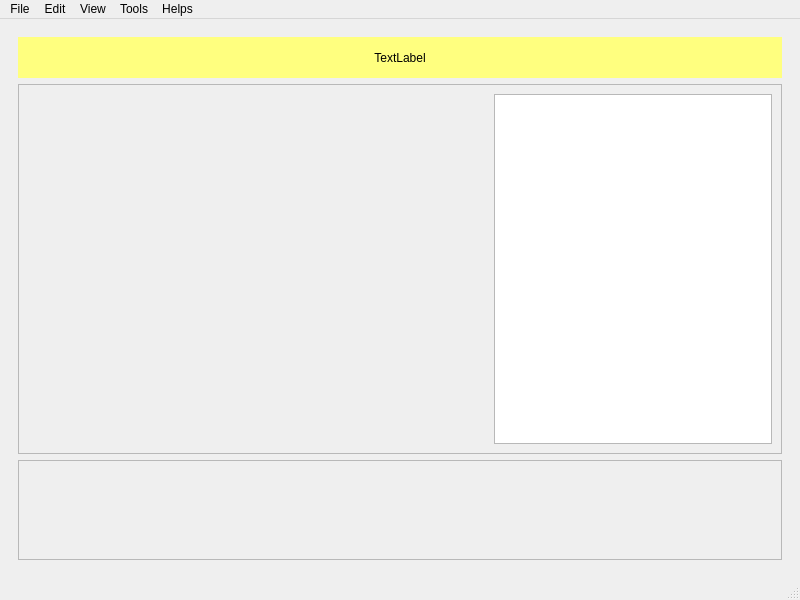
Old version of the form MainLoop.ui in the repository patradanai/Facenet-PTL.
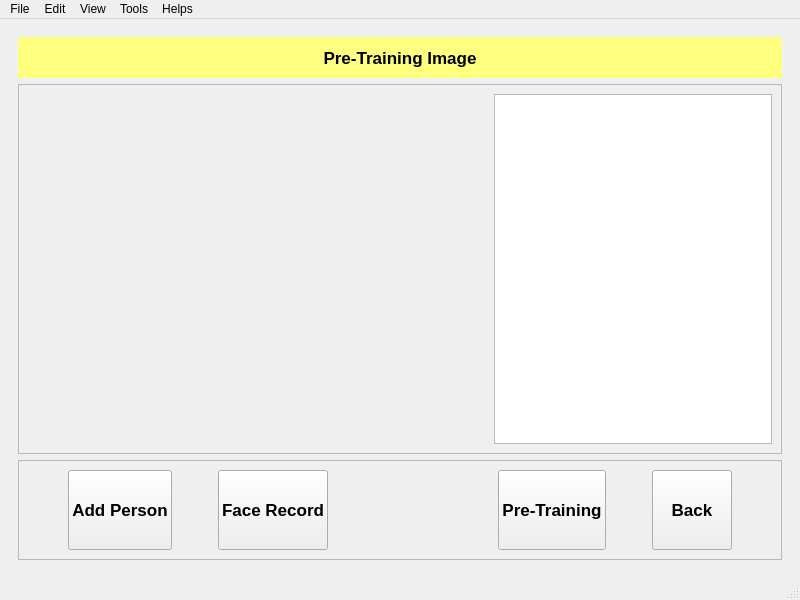
New version of the form. The open tabs and pages were chosen to show the change.

The edit to the form file:
```diff
--- a/MainLoop.ui
+++ b/MainLoop.ui
@@ -134,11 +134,19 @@
        <layout class="QVBoxLayout" name="verticalLayout">
         <item>
          <widget class="QLabel" name="label_2">
+          <property name="font">
+           <font>
+            <family>Nirmala UI</family>
+            <pointsize>13</pointsize>
+            <weight>75</weight>
+            <bold>true</bold>
+           </font>
+          </property>
           <property name="styleSheet">
            <string notr="true">background-color: rgb(255, 255, 127);</string>
           </property>
           <property name="text">
-           <string>TextLabel</string>
+           <string>Pre-Training Image</string>
           </property>
           <property name="alignment">
            <set>Qt::AlignCenter</set>
@@ -203,6 +211,189 @@
           <property name="frameShadow">
            <enum>QFrame::Raised</enum>
           </property>
+          <layout class="QVBoxLayout" name="verticalLayout_5">
+           <item>
+            <layout class="QHBoxLayout" name="horizontalLayout_9">
+             <item>
+              <spacer name="horizontalSpacer_6">
+               <property name="orientation">
+                <enum>Qt::Horizontal</enum>
+               </property>
+               <property name="sizeType">
+                <enum>QSizePolicy::Preferred</enum>
+               </property>
+               <property name="sizeHint" stdset="0">
+                <size>
+                 <width>40</width>
+                 <height>20</height>
+                </size>
+               </property>
+              </spacer>
+             </item>
+             <item>
+              <widget class="QPushButton" name="pushButton_4">
+               <property name="sizePolicy">
+                <sizepolicy hsizetype="Preferred" vsizetype="Preferred">
+                 <horstretch>0</horstretch>
+                 <verstretch>0</verstretch>
+                </sizepolicy>
+               </property>
+               <property name="font">
+                <font>
+                 <family>Nirmala UI</family>
+                 <pointsize>13</pointsize>
+                 <weight>75</weight>
+                 <bold>true</bold>
+                 <stylestrategy>PreferDefault</stylestrategy>
+                </font>
+               </property>
+               <property name="tabletTracking">
+                <bool>false</bool>
+               </property>
+               <property name="focusPolicy">
+                <enum>Qt::StrongFocus</enum>
+               </property>
+               <property name="statusTip">
+                <string/>
+               </property>
+               <property name="autoFillBackground">
+                <bool>false</bool>
+               </property>
+               <property name="text">
+                <string>Add Person</string>
+               </property>
+              </widget>
+             </item>
+             <item>
+              <spacer name="horizontalSpacer_8">
+               <property name="orientation">
+                <enum>Qt::Horizontal</enum>
+               </property>
+               <property name="sizeType">
+                <enum>QSizePolicy::Preferred</enum>
+               </property>
+               <property name="sizeHint" stdset="0">
+                <size>
+                 <width>40</width>
+                 <height>20</height>
+                </size>
+               </property>
+              </spacer>
+             </item>
+             <item>
+              <widget class="QPushButton" name="pushButton_5">
+               <property name="sizePolicy">
+                <sizepolicy hsizetype="Preferred" vsizetype="Preferred">
+                 <horstretch>0</horstretch>
+                 <verstretch>0</verstretch>
+                </sizepolicy>
+               </property>
+               <property name="font">
+                <font>
+                 <family>Nirmala UI</family>
+                 <pointsize>13</pointsize>
+                 <weight>75</weight>
+                 <italic>false</italic>
+                 <bold>true</bold>
+                 <underline>false</underline>
+                 <strikeout>false</strikeout>
+                </font>
+               </property>
+               <property name="text">
+                <string>Face Record</string>
+               </property>
+              </widget>
+             </item>
+             <item>
+              <spacer name="horizontalSpacer_5">
+               <property name="orientation">
+                <enum>Qt::Horizontal</enum>
+               </property>
+               <property name="sizeHint" stdset="0">
+                <size>
+                 <width>40</width>
+                 <height>20</height>
+                </size>
+               </property>
+              </spacer>
+             </item>
+             <item>
+              <widget class="QPushButton" name="pushButton_6">
+               <property name="sizePolicy">
+                <sizepolicy hsizetype="Preferred" vsizetype="Preferred">
+                 <horstretch>0</horstretch>
+                 <verstretch>0</verstretch>
+                </sizepolicy>
+               </property>
+               <property name="font">
+                <font>
+                 <family>Nirmala UI</family>
+                 <pointsize>13</pointsize>
+                 <weight>75</weight>
+                 <bold>true</bold>
+                </font>
+               </property>
+               <property name="text">
+                <string>Pre-Training</string>
+               </property>
+              </widget>
+             </item>
+             <item>
+              <spacer name="horizontalSpacer_7">
+               <property name="orientation">
+                <enum>Qt::Horizontal</enum>
+               </property>
+               <property name="sizeType">
+                <enum>QSizePolicy::Preferred</enum>
+               </property>
+               <property name="sizeHint" stdset="0">
+                <size>
+                 <width>40</width>
+                 <height>20</height>
+                </size>
+               </property>
+              </spacer>
+             </item>
+             <item>
+              <widget class="QPushButton" name="pushButton_7">
+               <property name="sizePolicy">
+                <sizepolicy hsizetype="Preferred" vsizetype="Preferred">
+                 <horstretch>0</horstretch>
+                 <verstretch>0</verstretch>
+                </sizepolicy>
+               </property>
+               <property name="font">
+                <font>
+                 <family>Nirmala UI</family>
+                 <pointsize>13</pointsize>
+                 <weight>75</weight>
+                 <bold>true</bold>
+                </font>
+               </property>
+               <property name="text">
+                <string>Back</string>
+               </property>
+              </widget>
+             </item>
+             <item>
+              <spacer name="horizontalSpacer_9">
+               <property name="orientation">
+                <enum>Qt::Horizontal</enum>
+               </property>
+               <property name="sizeType">
+                <enum>QSizePolicy::Preferred</enum>
+               </property>
+               <property name="sizeHint" stdset="0">
+                <size>
+                 <width>40</width>
+                 <height>20</height>
+                </size>
+               </property>
+              </spacer>
+             </item>
+            </layout>
+           </item>
+          </layout>
          </widget>
         </item>
        </layout>
```
Left out of the diff: 182 changed lines with no effect on the pictures.
